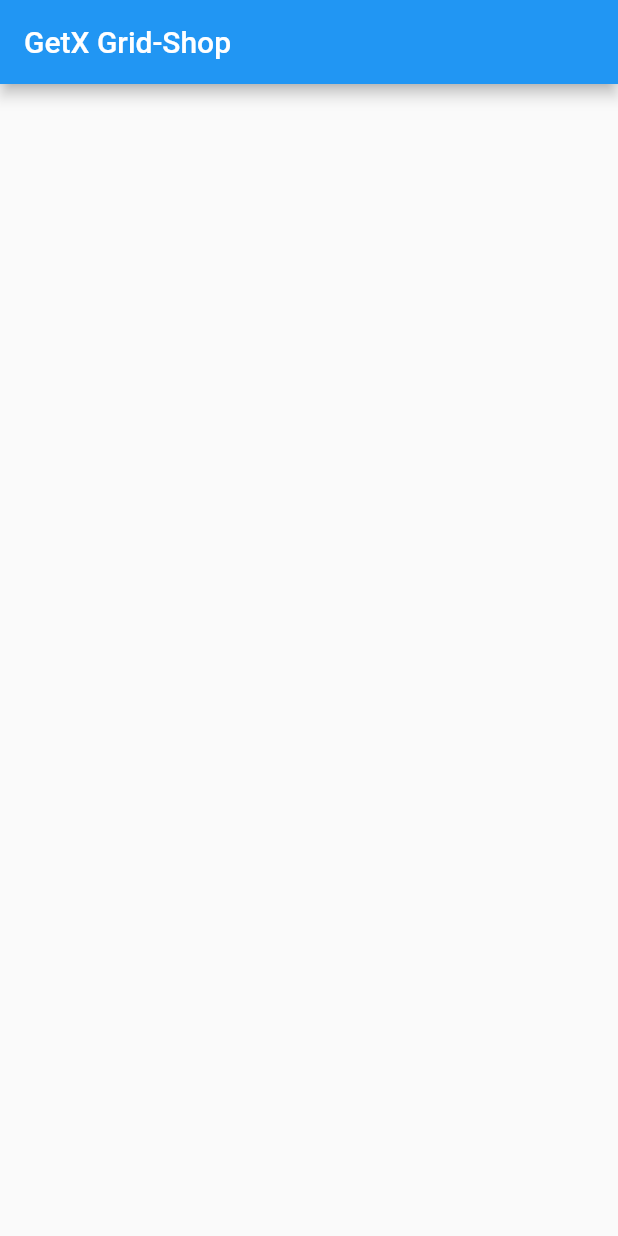
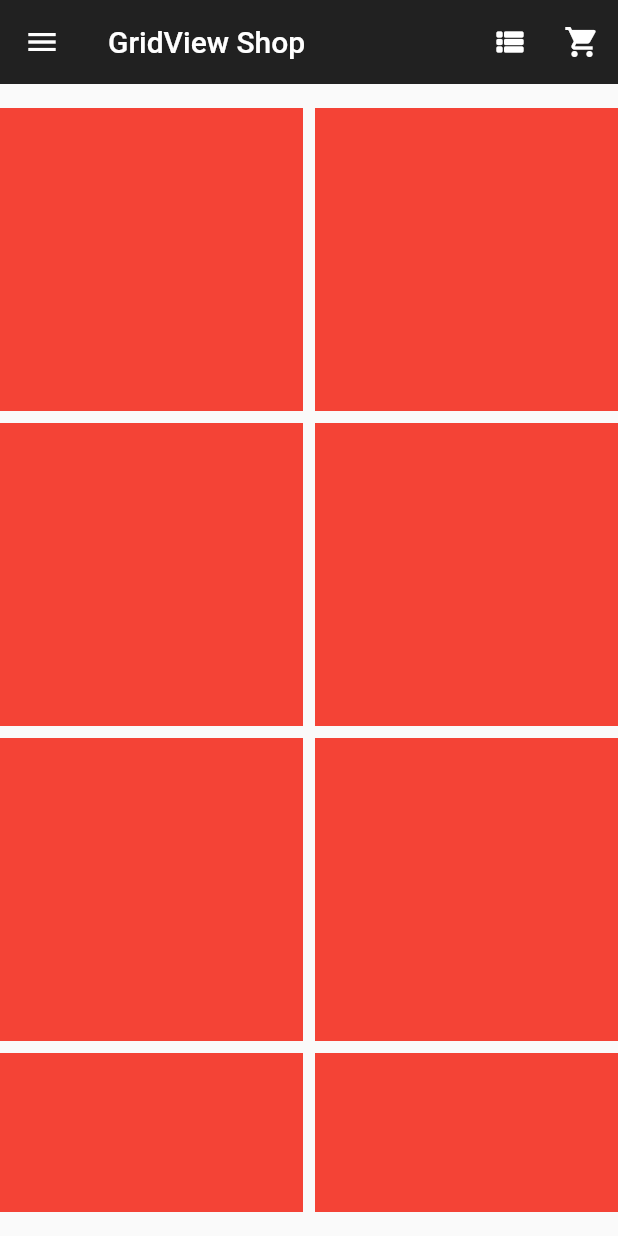
Before and after one commit to gandalgom/chef-getx-grid-shop, a Flutter app: the screen it shows after launch, on a phone screen of 412 x 824 dp. Run offline on Flutter 3.47's test engine with Material 2 defaults, Android fonts, the phone set to English and light mode, and no system bars.

Commit message:
메인페이지 파일 변경 및 UI 프레임 구현

```diff
--- a/lib/main.dart
+++ b/lib/main.dart
@@ -1,4 +1,6 @@
 import 'package:flutter/material.dart';
+
+import './views/my_page.dart';
 
 void main() {
   runApp(const MyApp());
@@ -19,16 +21,3 @@ class MyApp extends StatelessWidget {
     );
   }
 }
-
-class MyPage extends StatelessWidget {
-  const MyPage({Key? key}) : super(key: key);
-
-  @override
-  Widget build(BuildContext context) {
-    return Scaffold(
-      appBar: AppBar(
-        title: const Text('GetX Grid-Shop'),
-      ),
-    );
-  }
-}
--- /dev/null
+++ b/lib/views/my_page.dart
@@ -0,0 +1,41 @@
+import 'package:flutter/material.dart';
+
+class MyPage extends StatelessWidget {
+  const MyPage({Key? key}) : super(key: key);
+
+  @override
+  Widget build(BuildContext context) {
+    return Scaffold(
+      appBar: AppBar(
+        leading: const Icon(Icons.menu),
+        title: const Text('GridView Shop'),
+        actions: [
+          IconButton(
+            onPressed: () {},
+            icon: const Icon(Icons.view_list_rounded),
+          ),
+          IconButton(
+            onPressed: () {},
+            icon: const Icon(Icons.shopping_cart),
+          ),
+        ],
+        backgroundColor: Colors.black87,
+        elevation: 0.0,
+      ),
+      body: Padding(
+        padding: const EdgeInsets.fromLTRB(0, 16.0, 0, 16.0),
+        child: GridView.builder(
+          gridDelegate: const SliverGridDelegateWithFixedCrossAxisCount(
+            crossAxisCount: 2,
+            mainAxisSpacing: 8.0,
+            crossAxisSpacing: 8.0,
+          ),
+          itemBuilder: (context, index) => Container(
+            color: Colors.red,
+          ),
+          itemCount: 20,
+        ),
+      ),
+    );
+  }
+}
```
